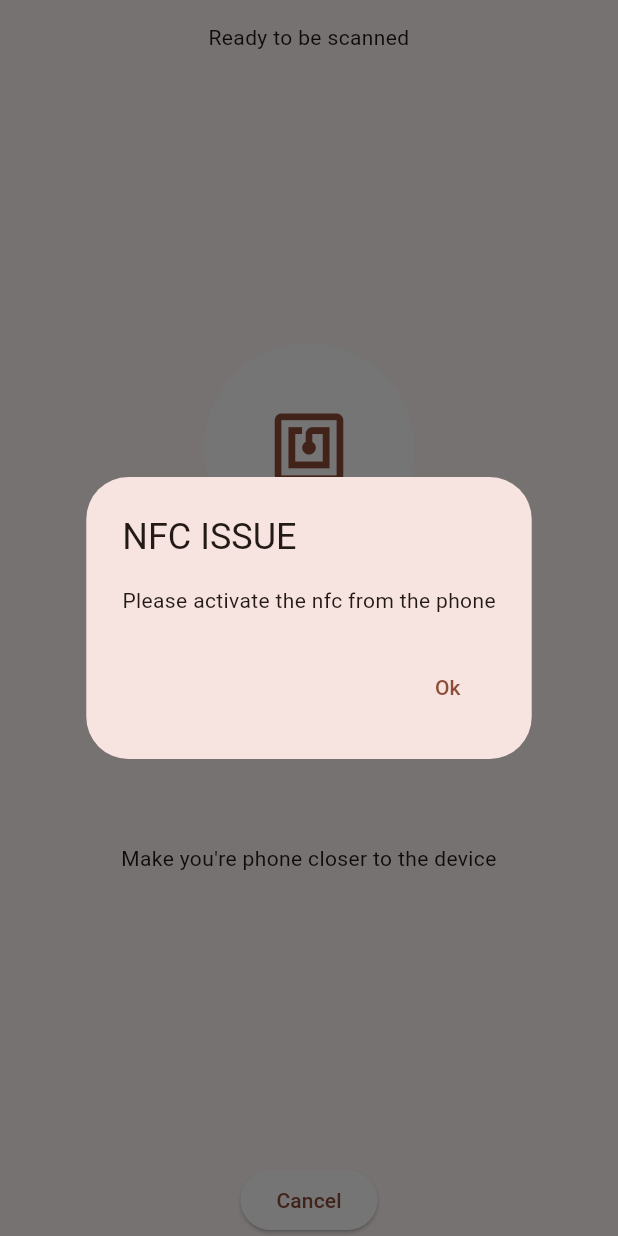
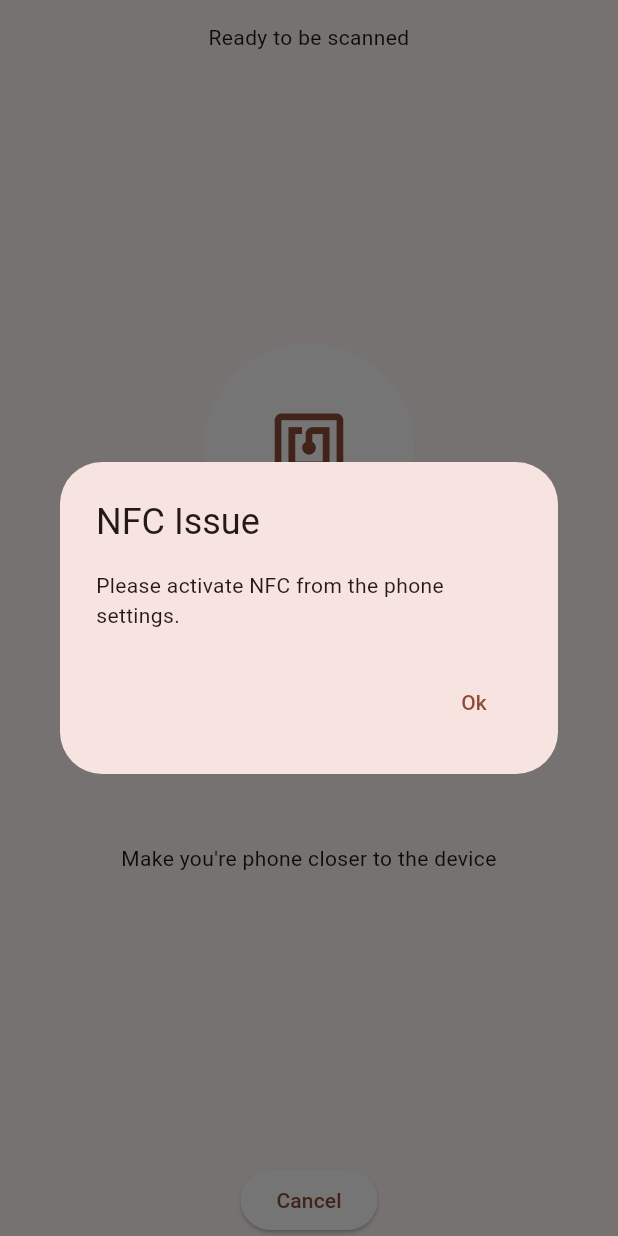
Before and after one commit to ZakriaFathi/NfcScanner, a Flutter app: the AppNFCScanner widget shown alone on an empty page, opened directly with empty values, on a phone screen of 412 x 824 dp. Run offline on Flutter 3.47's test engine with Material 3 defaults, Android fonts, the phone set to English and light mode, and no system bars; our stand-ins replace flutter_screenutil; missing offline and left inert: flutter_nfc_hce.

```diff
--- a/lib/dialog_extention.dart
+++ b/lib/dialog_extention.dart
@@ -10,7 +10,7 @@ extension MyDialogh on BuildContext {
       builder: (BuildContext context) {
         return AlertDialog(
           title: Text(title),
-          content: Text(description),
+          content: Text(description, maxLines: 5,),
           actions: <Widget>[
             TextButton(
               child: const Text('Ok'),
--- a/lib/nfc_scanner_view.dart
+++ b/lib/nfc_scanner_view.dart
@@ -14,6 +14,7 @@ class AppNFCScanner extends StatefulWidget {
 
 class _AppNFCScannerState extends State<AppNFCScanner> {
   //plugin instance
+  String message = '';
   final _flutterNfcHcePlugin = FlutterNfcHce();
   Future<bool> _isNFCEnabled() async {
     bool isNfcSupported = await _flutterNfcHcePlugin.isNfcHceSupported();
@@ -22,25 +23,48 @@ class _AppNFCScannerState extends State<AppNFCScanner> {
     return (isNfcSupported && isNfcEnabled && isNfcHceSupported);
   }
 
-  Future<String?> initNfcHce() async {
+  Future<void> initNfcHce() async {
     final bool isNFCEnabled = await _isNFCEnabled();
-    if (isNFCEnabled) {
-      _flutterNfcHcePlugin.startNfcHce(widget.content);
-      await Future.delayed(const Duration(seconds: 50));
-    } else {
+
+    if (!isNFCEnabled) {
       if (mounted) {
-        context
-            .showMyAlertDialog(
-                title: 'NFC ISSUE',
-                description: 'Please activate the nfc from the phone')
-            .then((v) {
-          Navigator.pop(context);
-        });
+        await context.showMyAlertDialog(
+          title: 'NFC Issue',
+          description: 'Please activate NFC from the phone settings.',
+        ).then((v) {
+          if (mounted) {
+            Navigator.pop(context);
+          }
+        });// Optional: Navigate back after the alert
       }
     }
-    return null;
+
+    try {
+      // Stop any ongoing NFC session to avoid conflicts
+      await _flutterNfcHcePlugin.stopNfcHce();
+
+      // Start NFC HCE with the provided content
+      await _flutterNfcHcePlugin.startNfcHce(widget.content);
+      print("NFC HCE started successfully with content: ${widget.content}");
+
+      // Wait for a while to keep the session active
+      await Future.delayed(const Duration(seconds: 50));
+
+      message = "NFC HCE initialized successfully.";
+    } catch (e) {
+      // Handle errors and update UI if mounted
+      if (mounted) {
+        await context.showMyAlertDialog(
+          title: 'NFC Issue',
+          description: "Error resetting NFC HCE: $e",
+        ).then((v) {
+          if (mounted) {
+            Navigator.pop(context);
+          }
+        });// Optional: Navigate back after the alert
+      }
+    }
   }
-
   @override
   void initState() {
     initNfcHce();
```
Also changed, not shown: 2 other files.
